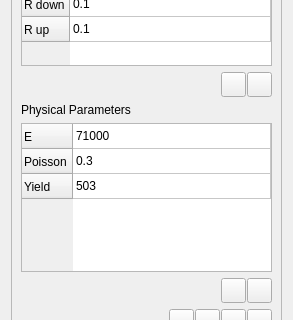
OpenDigitalTwin-Dev/FENGSim, file starter/FENGSim/Pipe/PipeDockWidget.ui: the form before one commit; both pictures show x 0 to 293 and y 125 to 445 of the 293 by 530 pixel window.
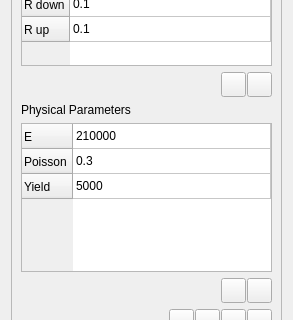
The form after the commit. Icons and pictures are not drawn.

Diff of the .ui file:
```diff
--- a/starter/FENGSim/Pipe/PipeDockWidget.ui
+++ b/starter/FENGSim/Pipe/PipeDockWidget.ui
@@ -287,7 +287,7 @@
         </column>
         <item row="0" column="0">
          <property name="text">
-          <string>71000</string>
+          <string>210000</string>
          </property>
         </item>
         <item row="1" column="0">
@@ -297,7 +297,7 @@
         </item>
         <item row="2" column="0">
          <property name="text">
-          <string>503</string>
+          <string>5000</string>
          </property>
         </item>
        </widget>
```
